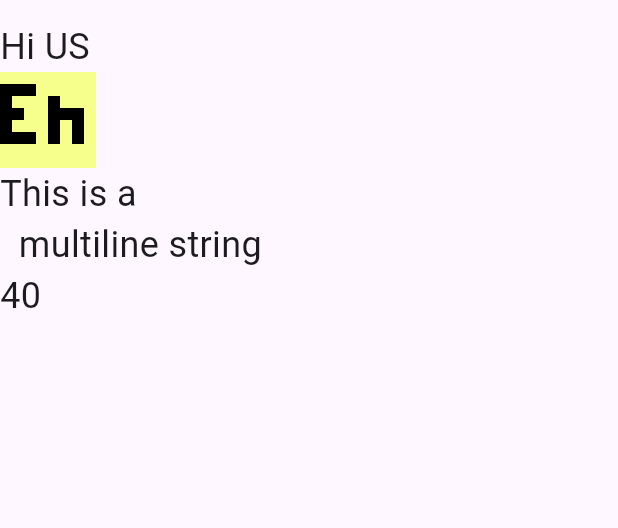
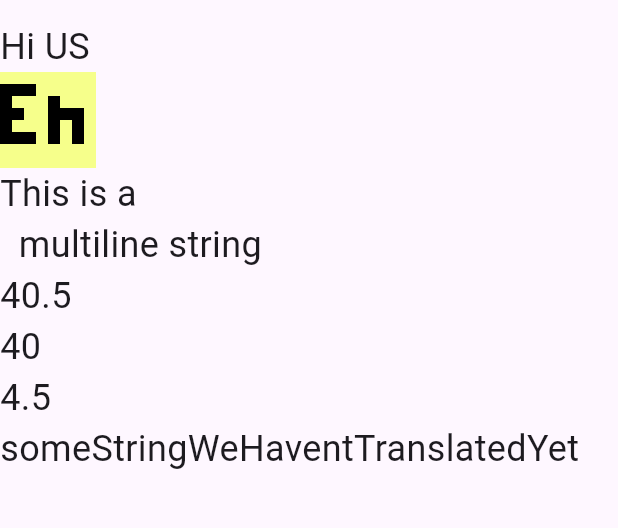
Before and after one commit to erf/csv_localizations, a Flutter app: the screen it shows after launch, on a phone screen of 412 x 824 dp, the part 63-591 px from its top. Run offline on Flutter 3.47's test engine with Material 3 defaults, Android fonts, the phone set to English and light mode, and no system bars; our stand-ins replace csv.

```diff
--- a/example/assets/translations.csv
+++ b/example/assets/translations.csv
@@ -6,4 +6,6 @@ Multiline,"This is a
   flere linjer","This is a
   multiline string","This is a
   multiline string"
-num,10,20,30,40
+int,10,20,30,40
+double,1.5,2.5,3.5,4.5
+num,10.5,20.5,30.5,40.5
--- a/example/lib/main.dart
+++ b/example/lib/main.dart
@@ -78,11 +78,29 @@ class MyHomePageState extends State<MyHomePage> {
             ),
           ),
           Text(
-            'num'.intValue.toString(),
+            'num'.numValue.toString(),
             style: const TextStyle(
               fontSize: 24,
             ),
-          )
+          ),
+          Text(
+            'int'.intValue.toString(),
+            style: const TextStyle(
+              fontSize: 24,
+            ),
+          ),
+          Text(
+            'double'.doubleValue.toString(),
+            style: const TextStyle(
+              fontSize: 24,
+            ),
+          ),
+          Text(
+            'someStringWeHaventTranslatedYet'.tr,
+            style: const TextStyle(
+              fontSize: 24,
+            ),
+          ),
         ],
       ),
     );
--- a/lib/src/csv_localizations.dart
+++ b/lib/src/csv_localizations.dart
@@ -56,7 +56,7 @@ class CsvLocalizations {
 
   /// Get the translation for the given [key].
   String string(String key) {
-    return _translationsMap[_langTag]![key]!;
+    return _translationsMap[_langTag]![key] ?? key;
   }
 
   /// get the num value for the given [key].
```
